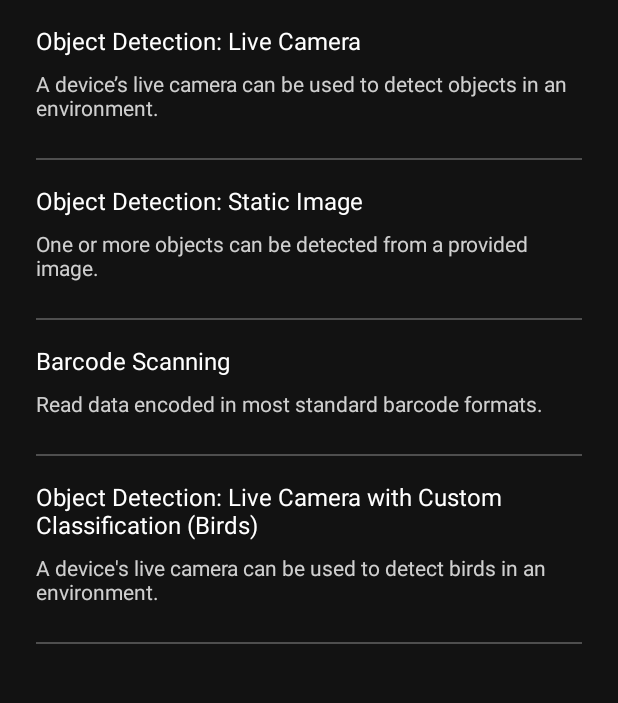
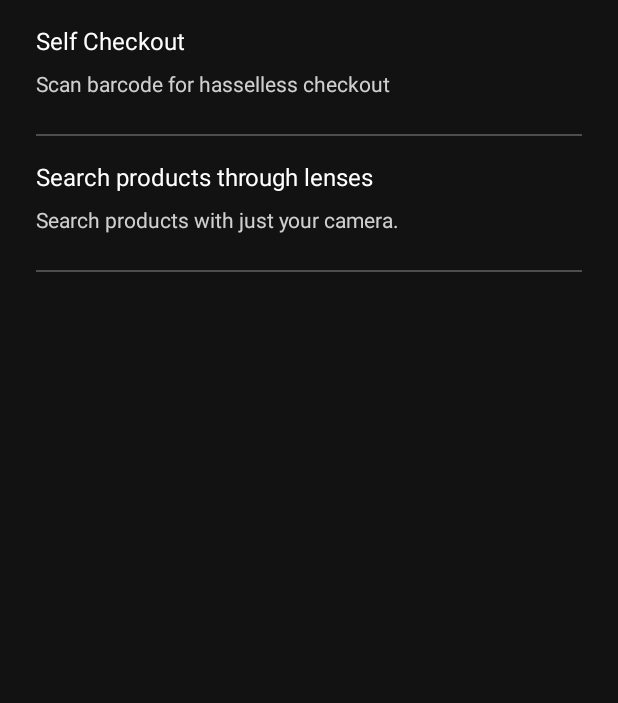
Before and after one commit to Dash-Abhishek/golden-eye, an Android app: the screen it shows after launch (MainActivity), on a phone screen of 412 x 824 dp, the part 109-812 px from its top. Run offline under Robolectric (Android 15) with nearby library versions, the phone set to English and light mode, and no system bars.

Commit message:
threshold added for object detection

```diff
--- a/app/src/main/java/com/google/mlkit/md/CustomModelObjectDetectionActivity.kt
+++ b/app/src/main/java/com/google/mlkit/md/CustomModelObjectDetectionActivity.kt
@@ -280,7 +280,7 @@ class CustomModelObjectDetectionActivity : AppCompatActivity(), OnClickListener
             objectToSearch.observe(this@CustomModelObjectDetectionActivity, Observer { detectObject ->
                 val productList: List<Product> = detectObject.labels.map { label ->
 
-                    Product("" /* imageUrl */, label.text, "" /* subtitle */)
+                    Product("" /* imageUrl */, label.text, "confidence: "+label.confidence /* subtitle */)
                 }
                 workflowModel?.onSearchCompleted(detectObject, productList)
             })
@@ -384,6 +384,6 @@ class CustomModelObjectDetectionActivity : AppCompatActivity(), OnClickListener
 
     companion object {
         private const val TAG = "CustomModelODActivity"
-        private const val CUSTOM_MODEL_PATH = "custom_models/model.tflite"
+        private const val CUSTOM_MODEL_PATH = "custom_models/lowes_products_model_quant.tflite"
     }
 }
--- a/app/src/main/java/com/google/mlkit/md/MainActivity.kt
+++ b/app/src/main/java/com/google/mlkit/md/MainActivity.kt
@@ -32,8 +32,7 @@ import androidx.recyclerview.widget.RecyclerView
 class MainActivity : AppCompatActivity() {
 
     private enum class DetectionMode(val titleResId: Int, val subtitleResId: Int) {
-        ODT_LIVE(R.string.mode_odt_live_title, R.string.mode_odt_live_subtitle),
-        ODT_STATIC(R.string.mode_odt_static_title, R.string.mode_odt_static_subtitle),
+
         BARCODE_LIVE(R.string.mode_barcode_live_title, R.string.mode_barcode_live_subtitle),
         CUSTOM_MODEL_LIVE(R.string.custom_model_live_title, R.string.custom_model_live_subtitle)
     }
@@ -98,9 +97,6 @@ class MainActivity : AppCompatActivity() {
                 itemView.setOnClickListener {
                     val activity = this@MainActivity
                     when (detectionMode) {
-                        DetectionMode.ODT_LIVE ->
-                            activity.startActivity(Intent(activity, LiveObjectDetectionActivity::class.java))
-                        DetectionMode.ODT_STATIC -> Utils.openImagePicker(activity)
                         DetectionMode.BARCODE_LIVE ->
                             activity.startActivity(Intent(activity, LiveBarcodeScanningActivity::class.java))
                         DetectionMode.CUSTOM_MODEL_LIVE ->
--- a/app/src/main/java/com/google/mlkit/md/objectdetection/DetectedObjectInfo.kt
+++ b/app/src/main/java/com/google/mlkit/md/objectdetection/DetectedObjectInfo.kt
@@ -84,5 +84,11 @@ class DetectedObjectInfo(
             return detectedObject.labels.isNotEmpty()
                     && detectedObject.labels.none { label -> label.text == INVALID_LABEL }
         }
+
+        fun hasThreshHoldConfidence(detectedObject: DetectedObject): Boolean {
+            Log.e(TAG,"Confidence:"+ detectedObject.labels[0].confidence)
+            return detectedObject.labels.isNotEmpty()
+                    && detectedObject.labels[0].confidence >= 0.75f;
+        }
     }
 }
--- a/app/src/main/java/com/google/mlkit/md/objectdetection/ProminentObjectProcessor.kt
+++ b/app/src/main/java/com/google/mlkit/md/objectdetection/ProminentObjectProcessor.kt
@@ -108,7 +108,7 @@ class ProminentObjectProcessor(
 
         val objectIndex = 0
         val hasValidObjects = objects.isNotEmpty() &&
-            (customModelPath == null || DetectedObjectInfo.hasValidLabels(objects[objectIndex]))
+            (customModelPath == null || DetectedObjectInfo.hasValidLabels(objects[objectIndex]) && DetectedObjectInfo.hasThreshHoldConfidence(objects[objectIndex]))
         if (!hasValidObjects) {
             confirmationController.reset()
             workflowModel.setWorkflowState(WorkflowState.DETECTING)
--- a/app/src/main/res/values/strings.xml
+++ b/app/src/main/res/values/strings.xml
@@ -10,10 +10,10 @@
   <string name="mode_odt_live_subtitle">A device’s live camera can be used to detect objects in an environment.</string>
   <string name="mode_odt_static_title">Object Detection: Static Image</string>
   <string name="mode_odt_static_subtitle">One or more objects can be detected from a provided image.</string>
-  <string name="mode_barcode_live_title">Barcode Scanning</string>
-  <string name="mode_barcode_live_subtitle">Read data encoded in most standard barcode formats.</string>
-  <string name="custom_model_live_title">Object Detection: Live Camera with Custom Classification (Birds)</string>
-  <string name="custom_model_live_subtitle">A device\'s live camera can be used to detect birds in an environment.</string>
+  <string name="mode_barcode_live_title">Self Checkout</string>
+  <string name="mode_barcode_live_subtitle">Scan barcode for hasselless checkout</string>
+  <string name="custom_model_live_title">Search products through lenses</string>
+  <string name="custom_model_live_subtitle">Search products with just your camera.</string>
   <string name="settings_title">MLKit Showcase Settings</string>
   <string name="cd_settings_button">Settings</string>
   <string name="cd_close_button">Back</string>
```
Also changed, not shown: 1 other file.
